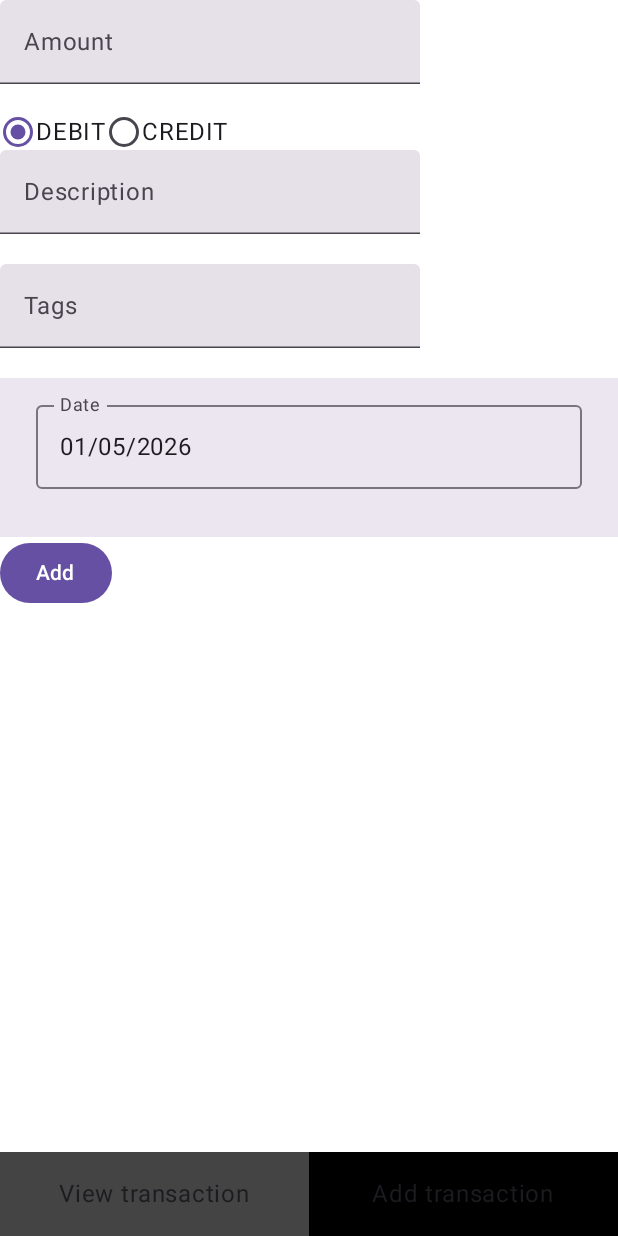
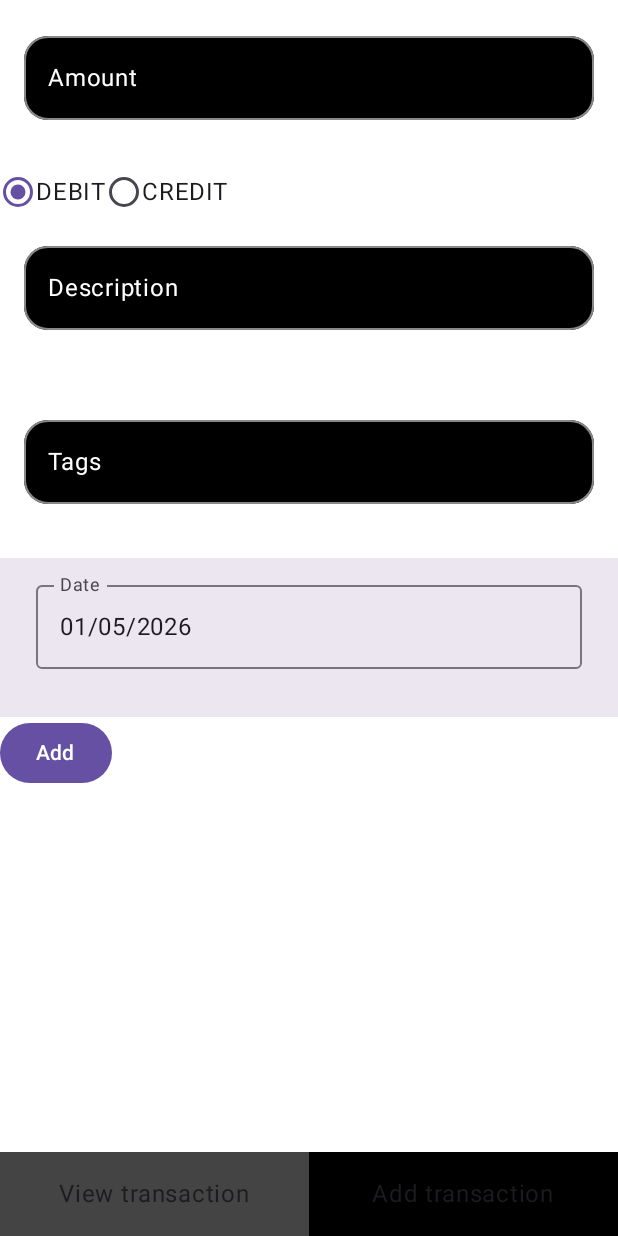
Before and after one commit to rohitrai3/Finance, an Android app built with Jetpack Compose: the screen it shows after launch (MainActivity), item 2 of the bottom bar chosen, on a phone screen of 412 x 824 dp. Run offline under Robolectric (Android 15) with nearby library versions, the light colour scheme and no system bars; our stand-ins replace Room's generated code.

Commit message:
Style text and number input field

```diff
--- a/Android/app/src/main/java/com/example/finance/ui/component/NumberInput.kt
+++ b/Android/app/src/main/java/com/example/finance/ui/component/NumberInput.kt
@@ -1,29 +1,43 @@
 package com.example.finance.ui.component
 
 import androidx.compose.foundation.layout.Column
+import androidx.compose.foundation.layout.fillMaxWidth
+import androidx.compose.foundation.layout.padding
+import androidx.compose.foundation.shape.RoundedCornerShape
 import androidx.compose.foundation.text.KeyboardOptions
 import androidx.compose.foundation.text.input.TextFieldState
+import androidx.compose.material3.OutlinedTextField
 import androidx.compose.material3.Text
-import androidx.compose.material3.TextField
 import androidx.compose.runtime.Composable
 import androidx.compose.runtime.MutableState
 import androidx.compose.ui.Modifier
 import androidx.compose.ui.res.stringResource
 import androidx.compose.ui.text.input.KeyboardType
+import androidx.compose.ui.unit.dp
 import com.example.finance.R
+import com.example.finance.ui.theme.TextInputDarkColorScheme
 
 @Composable
-fun NumberInput(isError: MutableState<Boolean>, label: String, placeholder: String, state: TextFieldState) {
-    Column {
-        TextField(
+fun NumberInput(
+    isError: MutableState<Boolean>,
+    label: String,
+    placeholder: String,
+    state: TextFieldState
+) {
+    Column( modifier = Modifier.padding(16.dp) ) {
+        OutlinedTextField(
+            colors = TextInputDarkColorScheme,
             isError = isError.value,
             keyboardOptions = KeyboardOptions(keyboardType = KeyboardType.Number),
             label = { Text(if (isError.value) "$label*" else label) },
-            modifier = Modifier,
+            modifier = Modifier.fillMaxWidth(),
             placeholder = { Text(placeholder) },
+            shape = RoundedCornerShape(16.dp),
             state = state,
             supportingText = {
-                Text(if (isError.value) stringResource(R.string.add_error_message) else "")
+                Text(
+                    if (isError.value) stringResource(R.string.add_error_message) else ""
+                )
             },
         )
     }
--- a/Android/app/src/main/java/com/example/finance/ui/component/TextInput.kt
+++ b/Android/app/src/main/java/com/example/finance/ui/component/TextInput.kt
@@ -1,26 +1,40 @@
 package com.example.finance.ui.component
 
 import androidx.compose.foundation.layout.Column
+import androidx.compose.foundation.layout.fillMaxWidth
+import androidx.compose.foundation.layout.padding
+import androidx.compose.foundation.shape.RoundedCornerShape
 import androidx.compose.foundation.text.input.TextFieldState
+import androidx.compose.material3.OutlinedTextField
 import androidx.compose.material3.Text
-import androidx.compose.material3.TextField
 import androidx.compose.runtime.Composable
 import androidx.compose.runtime.MutableState
 import androidx.compose.ui.Modifier
 import androidx.compose.ui.res.stringResource
+import androidx.compose.ui.unit.dp
 import com.example.finance.R
+import com.example.finance.ui.theme.TextInputDarkColorScheme
 
 @Composable
-fun TextInput(isError: MutableState<Boolean>, label: String, placeholder: String, state: TextFieldState) {
-    Column {
-        TextField(
+fun TextInput(
+    isError: MutableState<Boolean>,
+    label: String,
+    placeholder: String,
+    state: TextFieldState
+) {
+    Column( modifier = Modifier.padding(16.dp) ) {
+        OutlinedTextField(
+            colors = TextInputDarkColorScheme,
             isError = isError.value,
             label = { Text(if (isError.value) "$label*" else label) },
-            modifier = Modifier,
+            modifier = Modifier.fillMaxWidth(),
             placeholder = { Text(placeholder) },
+            shape = RoundedCornerShape(16.dp),
             state = state,
             supportingText = {
-                Text(if (isError.value) stringResource(R.string.add_error_message) else "")
+                Text(
+                    if (isError.value) stringResource(R.string.add_error_message) else ""
+                )
             }
         )
     }
--- a/Android/app/src/main/java/com/example/finance/ui/theme/Color.kt
+++ b/Android/app/src/main/java/com/example/finance/ui/theme/Color.kt
@@ -3,6 +3,11 @@ package com.example.finance.ui.theme
 import androidx.compose.ui.graphics.Color
 
 val Black = Color.Black
+val Gray = Color.Gray
+val LightGray = Color.LightGray
+val LighterRed = Color(0x22FF0000)
+val LightRed = Color(0x88FF0000)
+val LightWhite = Color(0x88FFFFFF)
 val Purple80 = Color(0xFFD0BCFF)
 val PurpleGrey80 = Color(0xFFCCC2DC)
 val Pink80 = Color(0xFFEFB8C8)
@@ -10,4 +15,5 @@ val Pink80 = Color(0xFFEFB8C8)
 val Purple40 = Color(0xFF6650a4)
 val PurpleGrey40 = Color(0xFF625b71)
 val Pink40 = Color(0xFF7D5260)
+val Red = Color.Red
 val White = Color.White
--- a/Android/app/src/main/java/com/example/finance/ui/theme/Theme.kt
+++ b/Android/app/src/main/java/com/example/finance/ui/theme/Theme.kt
@@ -1,7 +1,9 @@
 package com.example.finance.ui.theme
 
 import androidx.compose.foundation.isSystemInDarkTheme
+import androidx.compose.foundation.text.selection.TextSelectionColors
 import androidx.compose.material3.MaterialTheme
+import androidx.compose.material3.TextFieldColors
 import androidx.compose.material3.darkColorScheme
 import androidx.compose.material3.lightColorScheme
 import androidx.compose.runtime.Composable
@@ -29,6 +31,55 @@ private val LightColorScheme = lightColorScheme(
     */
 )
 
+val TextInputDarkColorScheme = TextFieldColors(
+    focusedTextColor = White,
+    unfocusedTextColor = White,
+    disabledTextColor = LightWhite,
+    errorTextColor = Red,
+    focusedContainerColor = Black,
+    unfocusedContainerColor = Black,
+    disabledContainerColor = Black,
+    errorContainerColor = LighterRed,
+    cursorColor = White,
+    errorCursorColor = Red,
+    textSelectionColors = TextSelectionColors(
+        backgroundColor = Gray,
+        handleColor = Gray
+    ),
+    focusedIndicatorColor = Gray,
+    unfocusedIndicatorColor = Gray,
+    disabledIndicatorColor = LightGray,
+    errorIndicatorColor = Black,
+    focusedLeadingIconColor = Black,
+    unfocusedLeadingIconColor = Black,
+    disabledLeadingIconColor = Black,
+    errorLeadingIconColor = Black,
+    focusedTrailingIconColor = Black,
+    unfocusedTrailingIconColor = Black,
+    disabledTrailingIconColor = Black,
+    errorTrailingIconColor = Black,
+    focusedLabelColor = White,
+    unfocusedLabelColor = White,
+    disabledLabelColor = LightWhite,
+    errorLabelColor = Red,
+    focusedPlaceholderColor = LightWhite,
+    unfocusedPlaceholderColor = LightWhite,
+    disabledPlaceholderColor = LightWhite,
+    errorPlaceholderColor = LightRed,
+    focusedSupportingTextColor = White,
+    unfocusedSupportingTextColor = Black,
+    disabledSupportingTextColor = Black,
+    errorSupportingTextColor = Red,
+    focusedPrefixColor = Black,
+    unfocusedPrefixColor = Black,
+    disabledPrefixColor = Black,
+    errorPrefixColor = Black,
+    focusedSuffixColor = Black,
+    unfocusedSuffixColor = Black,
+    disabledSuffixColor = Black,
+    errorSuffixColor = Black
+)
+
 @Composable
 fun FinanceTheme(
     darkTheme: Boolean = isSystemInDarkTheme(),
@@ -36,7 +87,7 @@ fun FinanceTheme(
 ) {
     MaterialTheme(
         colorScheme = if (darkTheme) DarkColorScheme else LightColorScheme,
-        typography = Typography,
-        content = content
+        content = content,
+        typography = Typography
     )
 }
```
